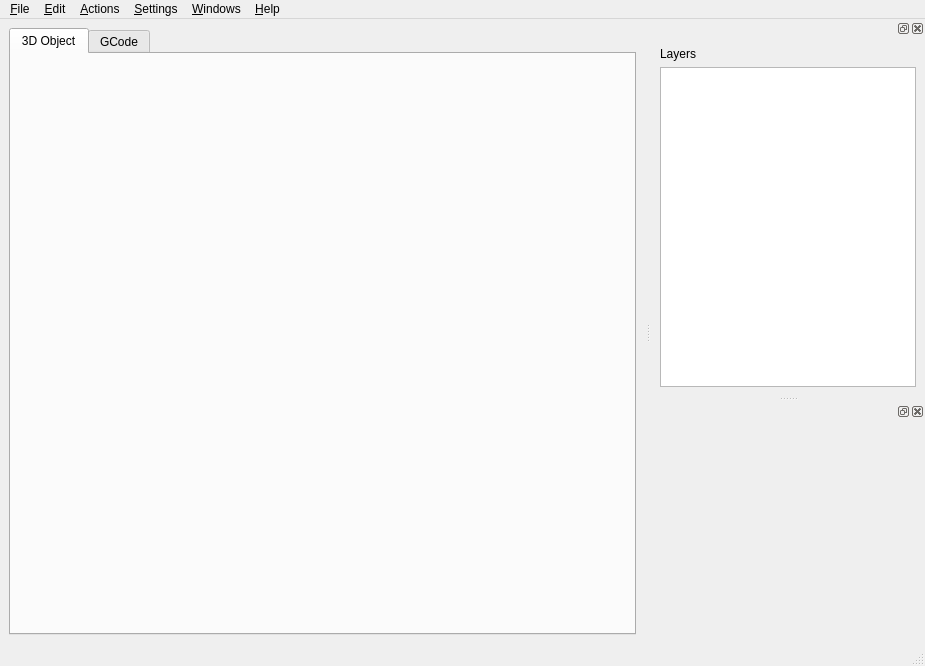
Above: reticulatus/gui/reticulate_main.ui from armyofevilrobots/reticulatus before the change. Below: the same form after it.
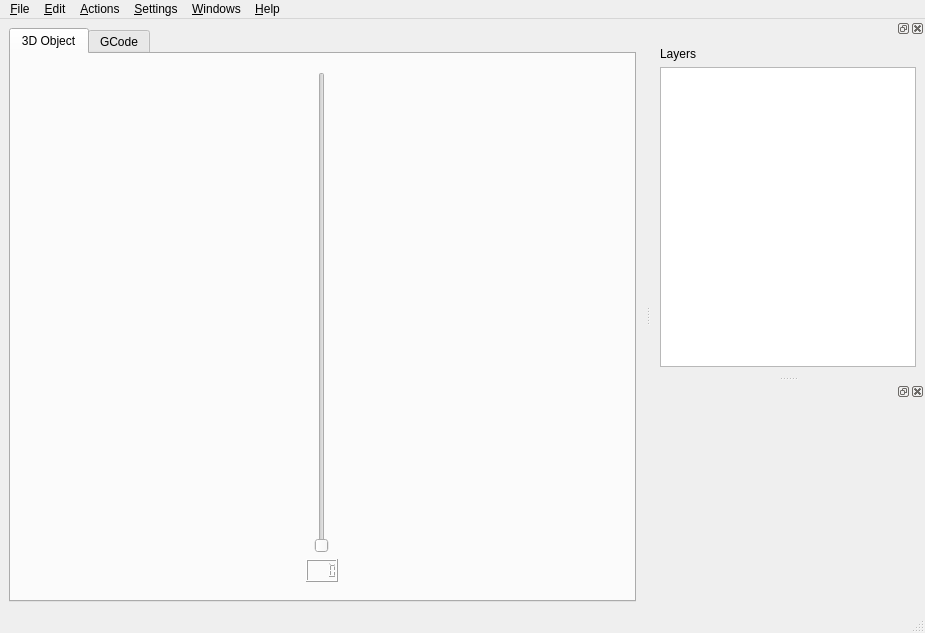
That is the form after the change.

Commit message:
Realtime slice/layer selector and gui improvements
 - New slider that shows available layers and scrolls through them
 - Layer enable/disable for those layered slices
 - Discover layer top/bottom and fit slider to match
 - LCD display for current layer #
 - Use OpenGL clip plane for high speed slice visibility

Diff of the .ui file:
```diff
--- a/reticulatus/gui/reticulate_main.ui
+++ b/reticulatus/gui/reticulate_main.ui
@@ -7,7 +7,7 @@
     <x>0</x>
     <y>0</y>
     <width>925</width>
-    <height>666</height>
+    <height>633</height>
    </rect>
   </property>
   <property name="sizePolicy">
@@ -25,6 +25,9 @@
   <property name="windowTitle">
    <string>Reticulatus</string>
   </property>
+  <property name="autoFillBackground">
+   <bool>false</bool>
+  </property>
   <widget class="QWidget" name="centralwidget">
    <layout class="QHBoxLayout" name="horizontalLayout">
     <item>
@@ -39,10 +42,103 @@
        <number>0</number>
       </property>
       <widget class="QWidget" name="object_3d">
+       <property name="cursor">
+        <cursorShape>CrossCursor</cursorShape>
+       </property>
+       <property name="layoutDirection">
+        <enum>Qt::RightToLeft</enum>
+       </property>
        <attribute name="title">
         <string>3D Object</string>
        </attribute>
-       <layout class="QGridLayout" name="object_3d_layout"/>
+       <layout class="QHBoxLayout" name="object_3d_layout">
+        <item alignment="Qt::AlignHCenter">
+         <widget class="QFrame" name="frame">
+          <property name="sizePolicy">
+           <sizepolicy hsizetype="Preferred" vsizetype="Preferred">
+            <horstretch>0</horstretch>
+            <verstretch>0</verstretch>
+           </sizepolicy>
+          </property>
+          <property name="maximumSize">
+           <size>
+            <width>50</width>
+            <height>16777215</height>
+           </size>
+          </property>
+          <property name="layoutDirection">
+           <enum>Qt::RightToLeft</enum>
+          </property>
+          <property name="frameShape">
+           <enum>QFrame::NoFrame</enum>
+          </property>
+          <property name="frameShadow">
+           <enum>QFrame::Raised</enum>
+          </property>
+          <property name="lineWidth">
+           <number>0</number>
+          </property>
+          <layout class="QVBoxLayout" name="slider_container_layout" stretch="1,0">
+           <property name="sizeConstraint">
+            <enum>QLayout::SetDefaultConstraint</enum>
+           </property>
+           <item alignment="Qt::AlignHCenter">
+            <widget class="QSlider" name="layer_slider">
+             <property name="sizePolicy">
+              <sizepolicy hsizetype="Expanding" vsizetype="Expanding">
+               <horstretch>0</horstretch>
+               <verstretch>0</verstretch>
+              </sizepolicy>
+             </property>
+             <property name="maximumSize">
+              <size>
+               <width>200</width>
+               <height>16777215</height>
+              </size>
+             </property>
+             <property name="toolTip">
+              <string>Layer clip plane</string>
+             </property>
+             <property name="minimum">
+              <number>0</number>
+             </property>
+             <property name="maximum">
+              <number>9999</number>
+             </property>
+             <property name="value">
+              <number>0</number>
+             </property>
+             <property name="orientation">
+              <enum>Qt::Vertical</enum>
+             </property>
+             <property name="invertedAppearance">
+              <bool>false</bool>
+             </property>
+            </widget>
+           </item>
+           <item alignment="Qt::AlignHCenter">
+            <widget class="QLCDNumber" name="layer_lcd">
+             <property name="maximumSize">
+              <size>
+               <width>100</width>
+               <height>16777215</height>
+              </size>
+             </property>
+             <property name="font">
+              <font>
+               <weight>75</weight>
+               <bold>true</bold>
+              </font>
+             </property>
+             <property name="numDigits">
+              <number>4</number>
+             </property>
+            </widget>
+           </item>
+          </layout>
+         </widget>
+        </item>
+       </layout>
       </widget>
       <widget class="QWidget" name="gcode">
        <property name="sizePolicy">
```
The commit also changes 4 other files.
